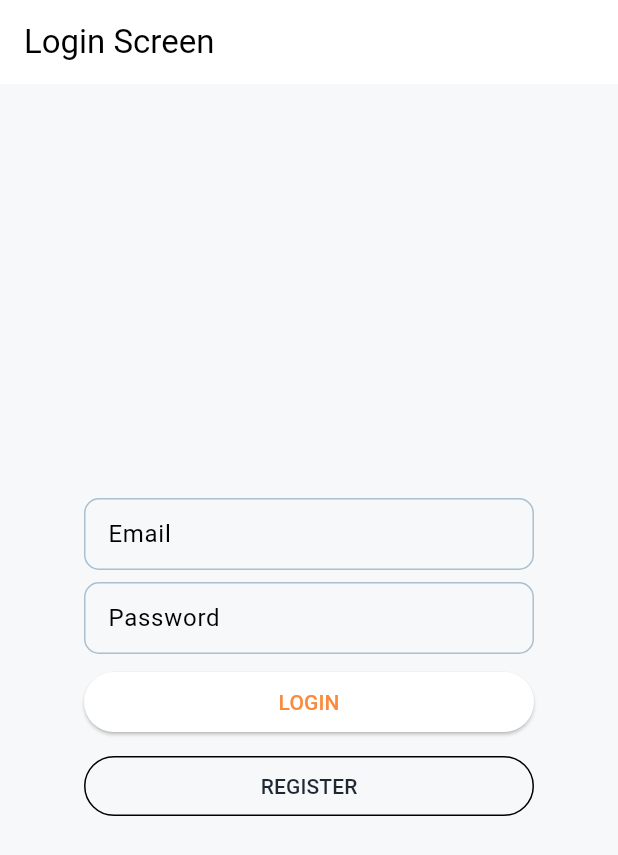
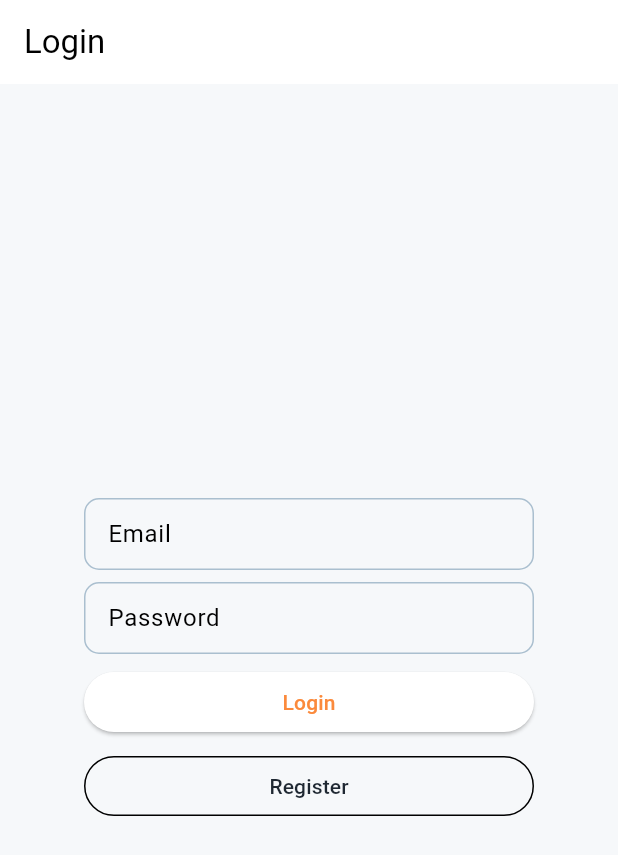
Before and after one commit to whoisgalih/story_app, a Flutter app: the screen it shows after launch, on a phone screen of 412 x 824 dp. Shown: the top 855 px of the screen. Run offline on Flutter 3.47's test engine with Material 3 defaults, Android fonts, the phone set to English and light mode, and no system bars; our stand-ins replace image_picker, shared_preferences; generated files the repository leaves out were written again.

Commit message:
finnish login localization

```diff
--- a/lib/provider/auth_provider.dart
+++ b/lib/provider/auth_provider.dart
@@ -29,7 +29,7 @@ class AuthProvider extends ChangeNotifier {
       final Map<String, dynamic> responseJson = await authService.login(user);
       await AuthRepository.setToken(responseJson['loginResult']['token']);
       isLoggedIn = await AuthRepository.isLoggedIn();
-      loginMessage = "Login success";
+      loginMessage = "";
     } on RequestException catch (e) {
       isLoggedIn = false;
       loginMessage = e.message;
--- a/lib/views/screen/login_screen.dart
+++ b/lib/views/screen/login_screen.dart
@@ -3,6 +3,7 @@ import 'package:story_app/provider/auth_provider.dart';
 import 'package:flutter/material.dart';
 import 'package:provider/provider.dart';
 import 'package:story_app/themes/colors.dart';
+import 'package:flutter_gen/gen_l10n/app_localizations.dart';
 
 /// todo 14: create LoginScreen
 class LoginScreen extends StatefulWidget {
@@ -38,7 +39,7 @@ class _LoginScreenState extends State<LoginScreen> {
     AuthProvider authProvider = context.watch<AuthProvider>();
     return Scaffold(
       appBar: AppBar(
-        title: const Text("Login Screen"),
+        title: Text(AppLocalizations.of(context)!.login),
       ),
       body: Center(
         child: ConstrainedBox(
@@ -60,24 +61,25 @@ class _LoginScreenState extends State<LoginScreen> {
                   controller: emailController,
                   validator: (value) {
                     if (value == null || value.isEmpty) {
-                      return 'Please enter your email.';
+                      return AppLocalizations.of(context)!.pleaseEnterYourEmail;
                     }
                     return null;
                   },
-                  decoration: const InputDecoration(
-                    hintText: "Email",
+                  decoration: InputDecoration(
+                    hintText: AppLocalizations.of(context)!.email,
                   ),
                 ),
                 const SizedBox(height: 8),
                 TextFormField(
                   controller: passwordController,
                   obscureText: true,
-                  decoration: const InputDecoration(
-                    hintText: "Password",
+                  decoration: InputDecoration(
+                    hintText: AppLocalizations.of(context)!.password,
                   ),
                   validator: (value) {
                     if (value == null || value.isEmpty) {
-                      return 'Please enter your password.';
+                      return AppLocalizations.of(context)!
+                          .pleaseEnterYourPassword;
                     }
                     return null;
                   },
@@ -105,14 +107,17 @@ class _LoginScreenState extends State<LoginScreen> {
                             if (authProvider.loginMessage.isNotEmpty) {
                               scaffoldMessenger.showSnackBar(
                                 SnackBar(
-                                  content: Text(authProvider.loginMessage),
+                                  content: Text(authProvider.loginMessage == ""
+                                      ? AppLocalizations.of(context)!
+                                          .loginSuccess
+                                      : authProvider.loginMessage),
                                 ),
                               );
                             }
                           }
                         },
-                        child: const Text(
-                          "LOGIN",
+                        child: Text(
+                          AppLocalizations.of(context)!.login,
                         ),
                       ),
 
@@ -124,8 +129,8 @@ class _LoginScreenState extends State<LoginScreen> {
                   style: OutlinedButton.styleFrom(
                     foregroundColor: primaryColor[950],
                   ),
-                  child: const Text(
-                    "REGISTER",
+                  child: Text(
+                    AppLocalizations.of(context)!.register,
                   ),
                 ),
               ],
--- a/lib/views/screen/story_list_screen.dart
+++ b/lib/views/screen/story_list_screen.dart
@@ -74,7 +74,7 @@ class _StoryListScreenState extends State<StoryListScreen> {
     final authWatch = context.watch<AuthProvider>();
     return Scaffold(
       appBar: AppBar(
-        title: Text(AppLocalizations.of(context)!.titleApp),
+        title: Text("Story"),
         actions: [
           IconButton(
             onPressed: () async {
```
Also changed, not shown: lib/l10n/app_en.arb (+7 -2 lines), lib/l10n/app_id.arb (+26 -6 lines).
